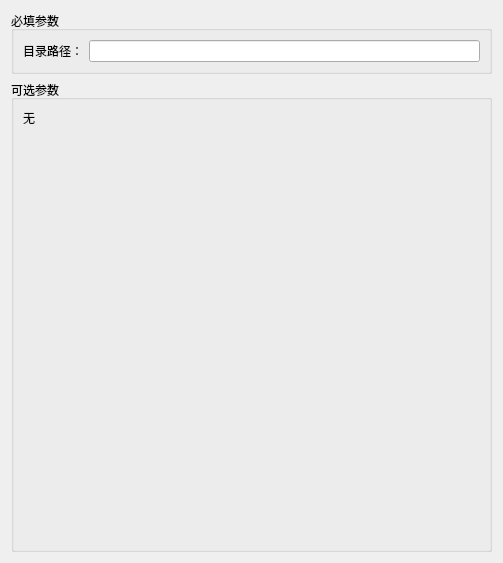
First picture: the form in src/EasyCmd/Commands/rmdir/RmDirCmdEditor.ui, repository doasyourself/EasyCmd, before the edit.
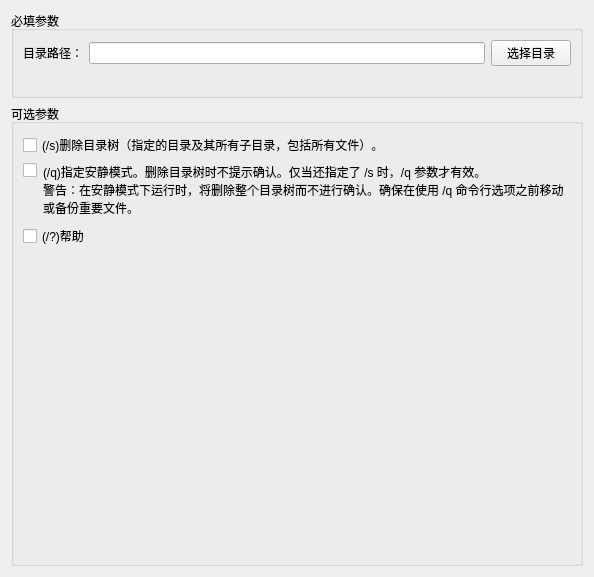
Second picture: the form after the edit.

Commit message: 添加rmdir命令

Diff of the .ui file:
```diff
--- a/src/EasyCmd/Commands/rmdir/RmDirCmdEditor.ui
+++ b/src/EasyCmd/Commands/rmdir/RmDirCmdEditor.ui
@@ -6,8 +6,8 @@
    <rect>
     <x>0</x>
     <y>0</y>
-    <width>503</width>
-    <height>563</height>
+    <width>594</width>
+    <height>577</height>
    </rect>
   </property>
   <property name="windowTitle">
@@ -34,8 +34,25 @@
           <item>
            <widget class="QLineEdit" name="lineEdit_arg_dirpath"/>
           </item>
+          <item>
+           <widget class="QPushButton" name="btn_chooseDirpath">
+            <property name="text">
+             <string>选择目录</string>
+            </property>
+           </widget>
+          </item>
          </layout>
         </item>
+        <item row="1" column="1">
+         <widget class="QLabel" name="label_warning">
+          <property name="styleSheet">
+           <string notr="true">color:red;</string>
+          </property>
+          <property name="text">
+           <string/>
+          </property>
+         </widget>
+        </item>
        </layout>
       </item>
      </layout>
@@ -46,13 +63,78 @@
      <property name="title">
       <string>可选参数</string>
      </property>
-     <layout class="QVBoxLayout" name="verticalLayout_3">
+     <layout class="QVBoxLayout" name="verticalLayout_3" stretch="0,0,0,1">
+      <item>
+       <layout class="QHBoxLayout" name="horizontalLayout_2">
+        <property name="topMargin">
+         <number>0</number>
+        </property>
+        <item>
+         <widget class="QCheckBox" name="chbox_option_s">
+          <property name="text">
+           <string>(/s)删除目录树（指定的目录及其所有子目录，包括所有文件）。</string>
+          </property>
+         </widget>
+        </item>
+       </layout>
+      </item>
+      <item>
+       <layout class="QHBoxLayout" name="horizontalLayout_3" stretch="0,1">
+        <property name="spacing">
+         <number>0</number>
+        </property>
+        <property name="topMargin">
+         <number>0</number>
+        </property>
+        <item>
+         <layout class="QVBoxLayout" name="verticalLayout_4">
+          <property name="rightMargin">
+           <number>0</number>
+          </property>
+          <item>
+           <widget class="QCheckBox" name="chbox_option_q">
+            <property name="text">
+             <string/>
+            </property>
+           </widget>
+          </item>
+          <item>
+           <spacer name="verticalSpacer_2">
+            <property name="orientation">
+             <enum>Qt::Vertical</enum>
+            </property>
+            <property name="sizeHint" stdset="0">
+             <size>
+              <width>20</width>
+              <height>40</height>
+             </size>
+            </property>
+           </spacer>
+          </item>
+         </layout>
+        </item>
+        <item>
+         <widget class="QLabel" name="label_option_q">
+          <property name="text">
+           <string>(/q)指定安静模式。删除目录树时不提示确认。仅当还指定了 /s 时，/q 参数才有效。
+警告：在安静模式下运行时，将删除整个目录树而不进行确认。确保在使用 /q 命令行选项之前移动或备份重要文件。</string>
+          </property>
+          <property name="alignment">
+           <set>Qt::AlignLeading|Qt::AlignLeft|Qt::AlignTop</set>
+          </property>
+          <property name="wordWrap">
+           <bool>true</bool>
+          </property>
+         </widget>
+        </item>
+       </layout>
+      </item>
       <item>
        <layout class="QGridLayout" name="gridLayout_2">
         <item row="0" column="0">
-         <widget class="QLabel" name="label_2">
+         <widget class="QCheckBox" name="chBox_option_help">
           <property name="text">
-           <string>无</string>
+           <string>(/?)帮助</string>
           </property>
          </widget>
         </item>
```
The commit also changes 10 other files.
